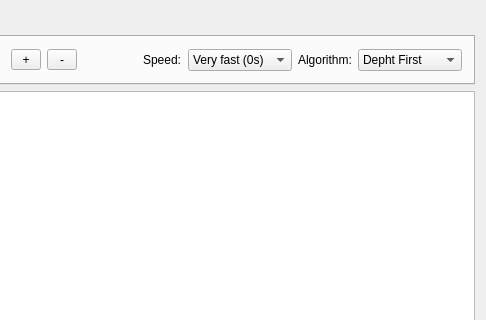
Above: mainwindow.ui from Arquanite/MazeSolver before the change; both pictures show x 331 to 817 and y 0 to 320 of the 817 by 545 pixel window. Below: the same form after it.
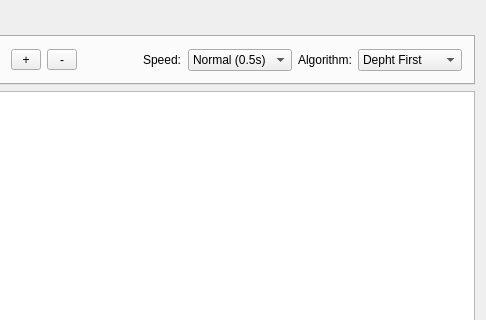
That is the form after the change. The open tabs and pages were chosen to show the change.

```diff
--- a/mainwindow.ui
+++ b/mainwindow.ui
@@ -247,6 +247,9 @@
           </item>
           <item>
            <widget class="QComboBox" name="selectSpeed">
+            <property name="currentIndex">
+             <number>2</number>
+            </property>
             <item>
              <property name="text">
               <string>Very fast (0s)</string>
```
Left out of the diff: 6 changed lines with no effect on the pictures.
